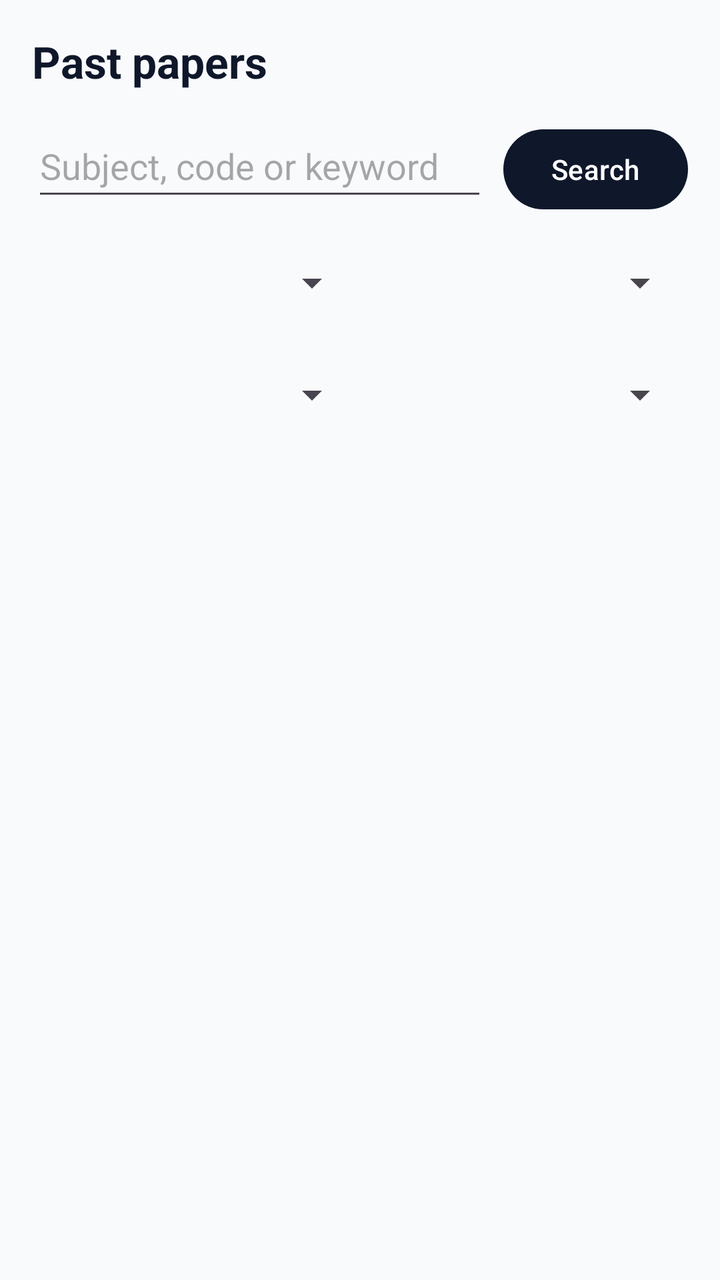
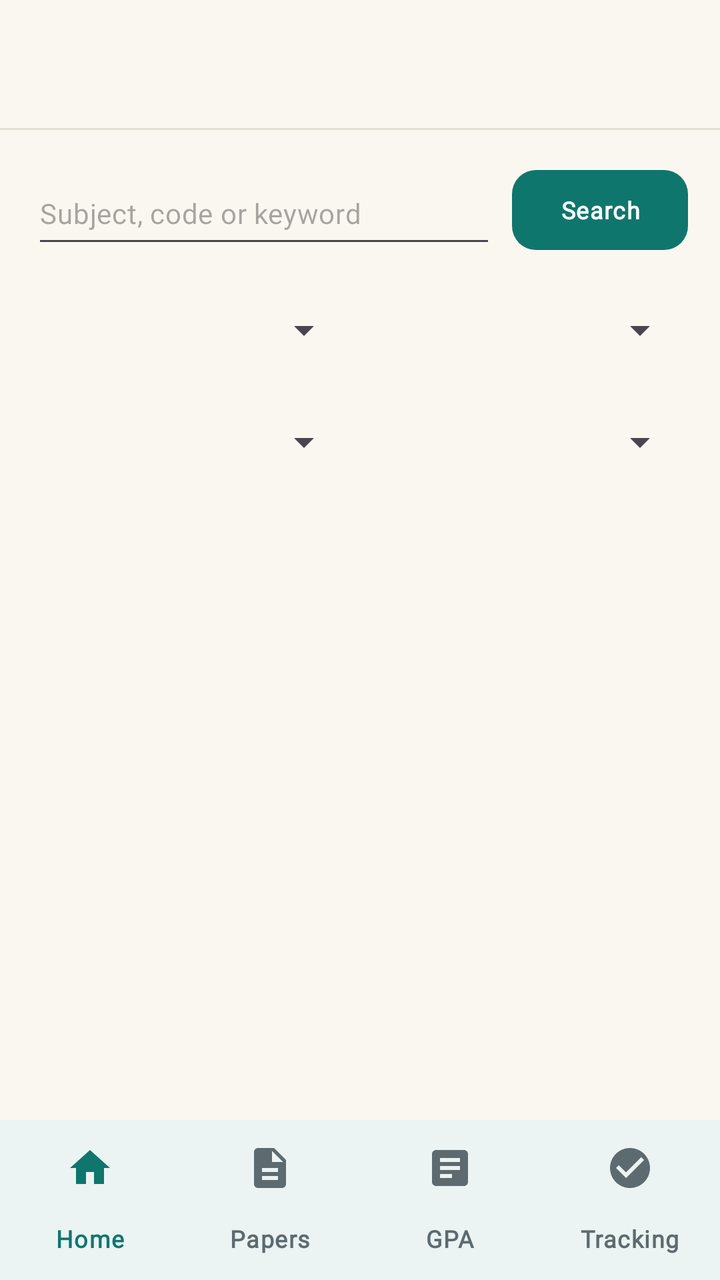

Compare the two renders of this Android layout. The source of the first and the diff that turns it into the second are given below.
<!-- AndroidManifest.xml: application theme Theme.RUSLearn -->
<!-- res/layout/activity_papers.xml -->
<?xml version="1.0" encoding="utf-8"?>
<androidx.constraintlayout.widget.ConstraintLayout xmlns:android="http://schemas.android.com/apk/res/android"
    xmlns:app="http://schemas.android.com/apk/res-auto"
    android:layout_width="match_parent"
    android:layout_height="match_parent"
    android:background="@color/colorBackground"
    android:padding="16dp">

    <TextView
        android:id="@+id/papersTitle"
        android:layout_width="wrap_content"
        android:layout_height="wrap_content"
        android:text="@string/papers_title"
        android:textColor="@color/colorPrimary"
        android:textSize="22sp"
        android:textStyle="bold"
        app:layout_constraintStart_toStartOf="parent"
        app:layout_constraintTop_toTopOf="parent" />

    <LinearLayout
        android:id="@+id/searchRow"
        android:layout_width="0dp"
        android:layout_height="wrap_content"
        android:layout_marginTop="12dp"
        android:orientation="horizontal"
        app:layout_constraintEnd_toEndOf="parent"
        app:layout_constraintStart_toStartOf="parent"
        app:layout_constraintTop_toBottomOf="@id/papersTitle">

        <EditText
            android:id="@+id/etSearch"
            android:layout_width="0dp"
            android:layout_height="48dp"
            android:layout_weight="1"
            android:hint="@string/papers_search_hint"
            android:importantForAutofill="no"
            android:inputType="text"
            android:maxLines="1" />

        <Button
            android:id="@+id/btnSearch"
            android:layout_width="wrap_content"
            android:layout_height="48dp"
            android:layout_marginStart="8dp"
            android:text="@string/papers_search" />
    </LinearLayout>

    <LinearLayout
        android:id="@+id/filterRowTop"
        android:layout_width="0dp"
        android:layout_height="wrap_content"
        android:layout_marginTop="12dp"
        android:orientation="horizontal"
        app:layout_constraintEnd_toEndOf="parent"
        app:layout_constraintStart_toStartOf="parent"
        app:layout_constraintTop_toBottomOf="@id/searchRow">

        <Spinner
            android:id="@+id/spStudyYear"
            android:layout_width="0dp"
            android:layout_height="48dp"
            android:layout_weight="1" />

        <Spinner
            android:id="@+id/spSemester"
            android:layout_width="0dp"
            android:layout_height="48dp"
            android:layout_weight="1" />
    </LinearLayout>

    <LinearLayout
        android:id="@+id/filterRowBottom"
        android:layout_width="0dp"
        android:layout_height="wrap_content"
        android:layout_marginTop="8dp"
        android:orientation="horizontal"
        app:layout_constraintEnd_toEndOf="parent"
        app:layout_constraintStart_toStartOf="parent"
        app:layout_constraintTop_toBottomOf="@id/filterRowTop">

        <Spinner
            android:id="@+id/spDepartment"
            android:layout_width="0dp"
            android:layout_height="48dp"
            android:layout_weight="1" />

        <Spinner
            android:id="@+id/spExamYear"
            android:layout_width="0dp"
            android:layout_height="48dp"
            android:layout_weight="1" />
    </LinearLayout>

    <ProgressBar
        android:id="@+id/loading"
        android:layout_width="wrap_content"
        android:layout_height="wrap_content"
        android:visibility="gone"
        app:layout_constraintBottom_toBottomOf="@id/lvPapers"
        app:layout_constraintEnd_toEndOf="parent"
        app:layout_constraintStart_toStartOf="parent"
        app:layout_constraintTop_toTopOf="@id/lvPapers" />

    <TextView
        android:id="@+id/tvEmpty"
        android:layout_width="wrap_content"
        android:layout_height="wrap_content"
        android:layout_marginTop="32dp"
        android:alpha="0.8"
        android:gravity="center"
        android:padding="24dp"
        android:textColor="@color/colorTextMuted"
        android:textSize="14sp"
        android:visibility="gone"
        app:layout_constraintBottom_toBottomOf="@id/lvPapers"
        app:layout_constraintEnd_toEndOf="parent"
        app:layout_constraintStart_toStartOf="parent"
        app:layout_constraintTop_toTopOf="@id/lvPapers" />

    <ListView
        android:id="@+id/lvPapers"
        android:layout_width="0dp"
        android:layout_height="0dp"
        android:layout_marginTop="8dp"
        android:divider="#00000000"
        android:dividerHeight="0dp"
        android:scrollbars="none"
        app:layout_constraintBottom_toBottomOf="parent"
        app:layout_constraintEnd_toEndOf="parent"
        app:layout_constraintStart_toStartOf="parent"
        app:layout_constraintTop_toBottomOf="@id/filterRowBottom" />

</androidx.constraintlayout.widget.ConstraintLayout>
<!-- resources referenced by this layout -->
<resources>
  <color name="colorBackground">#F8FAFC</color>
  <color name="colorPrimary">#0F172A</color>
  <color name="colorTextMuted">#64748B</color>
  <string name="papers_title">Past papers</string>
  <style name="Theme.RUSLearn" parent="Theme.Material3.DayNight.NoActionBar">
          <item name="colorPrimary">@color/colorPrimary</item>
          <item name="colorSecondary">@color/colorAccent</item>
          <item name="android:windowBackground">@color/colorBackground</item>
      </style>
  <color name="colorAccent">#0D9488</color>
  <!-- unchanged entries left out for length: 2 -->
</resources>

<!-- the commit's change to res/layout/activity_papers.xml (unified diff, before → after) -->
@@ -1,133 +1,180 @@
 <?xml version="1.0" encoding="utf-8"?>
-<androidx.constraintlayout.widget.ConstraintLayout xmlns:android="http://schemas.android.com/apk/res/android"
+<LinearLayout xmlns:android="http://schemas.android.com/apk/res/android"
     xmlns:app="http://schemas.android.com/apk/res-auto"
     android:layout_width="match_parent"
     android:layout_height="match_parent"
-    android:background="@color/colorBackground"
-    android:padding="16dp">
+    android:background="@color/colorPaper"
+    android:orientation="vertical">
 
-    <TextView
-        android:id="@+id/papersTitle"
-        android:layout_width="wrap_content"
-        android:layout_height="wrap_content"
-        android:text="@string/papers_title"
-        android:textColor="@color/colorPrimary"
-        android:textSize="22sp"
-        android:textStyle="bold"
-        app:layout_constraintStart_toStartOf="parent"
-        app:layout_constraintTop_toTopOf="parent" />
+    <include layout="@layout/view_toolbar" />
 
-    <LinearLayout
-        android:id="@+id/searchRow"
-        android:layout_width="0dp"
-        android:layout_height="wrap_content"
-        android:layout_marginTop="12dp"
-        android:orientation="horizontal"
-        app:layout_constraintEnd_toEndOf="parent"
-        app:layout_constraintStart_toStartOf="parent"
-        app:layout_constraintTop_toBottomOf="@id/papersTitle">
+    <androidx.constraintlayout.widget.ConstraintLayout
+        android:layout_width="match_parent"
+        android:layout_height="0dp"
+        android:layout_weight="1"
+        android:padding="16dp">
 
-        <EditText
-            android:id="@+id/etSearch"
+        <LinearLayout
+            android:id="@+id/searchRow"
             android:layout_width="0dp"
-            android:layout_height="48dp"
-            android:layout_weight="1"
-            android:hint="@string/papers_search_hint"
-            android:importantForAutofill="no"
-            android:inputType="text"
-            android:maxLines="1" />
+            android:layout_height="wrap_content"
+            android:baselineAligned="false"
+            android:orientation="horizontal"
+            app:layout_constraintEnd_toEndOf="parent"
+            app:layout_constraintStart_toStartOf="parent"
+            app:layout_constraintTop_toTopOf="parent">
 
-        <Button
-            android:id="@+id/btnSearch"
+            <EditText
+                android:id="@+id/etSearch"
+                style="@style/TextAppearance.RUSLearn.Body"
+                android:layout_width="0dp"
+                android:layout_height="48dp"
+                android:layout_weight="1"
+                android:hint="@string/papers_search_hint"
+                android:importantForAutofill="no"
+                android:inputType="text"
+                android:maxLines="1" />
+
+            <Button
+                android:id="@+id/btnSearch"
+                android:layout_width="wrap_content"
+                android:layout_height="48dp"
+                android:layout_marginStart="8dp"
+                android:text="@string/papers_search" />
+        </LinearLayout>
+
+        <LinearLayout
+            android:id="@+id/filterRowTop"
+            android:layout_width="0dp"
+            android:layout_height="wrap_content"
+            android:layout_marginTop="12dp"
+            android:baselineAligned="false"
+            android:orientation="horizontal"
+            app:layout_constraintEnd_toEndOf="parent"
+            app:layout_constraintStart_toStartOf="parent"
+            app:layout_constraintTop_toBottomOf="@id/searchRow">
+
+            <Spinner
+                android:id="@+id/spStudyYear"
+                android:layout_width="0dp"
+                android:layout_height="48dp"
+                android:layout_weight="1" />
+
+            <Spinner
+                android:id="@+id/spSemester"
+                android:layout_width="0dp"
+                android:layout_height="48dp"
+                android:layout_marginStart="8dp"
+                android:layout_weight="1" />
+        </LinearLayout>
+
+        <LinearLayout
+            android:id="@+id/filterRowBottom"
+            android:layout_width="0dp"
+            android:layout_height="wrap_content"
+            android:layout_marginTop="8dp"
+            android:baselineAligned="false"
+            android:orientation="horizontal"
+            app:layout_constraintEnd_toEndOf="parent"
+            app:layout_constraintStart_toStartOf="parent"
+            app:layout_constraintTop_toBottomOf="@id/filterRowTop">
+
+            <Spinner
+                android:id="@+id/spDepartment"
+                android:layout_width="0dp"
+                android:layout_height="48dp"
+                android:layout_weight="1" />
+
+            <Spinner
+                android:id="@+id/spExamYear"
+                android:layout_width="0dp"
+                android:layout_height="48dp"
+                android:layout_marginStart="8dp"
+                android:layout_weight="1" />
+        </LinearLayout>
+
+        <TextView
+            android:id="@+id/tvResultCount"
             android:layout_width="wrap_content"
-            android:layout_height="48dp"
-            android:layout_marginStart="8dp"
-            android:text="@string/papers_search" />
-    </LinearLayout>
+            android:layout_height="wrap_content"
+            android:layout_marginTop="12dp"
+            android:textAppearance="@style/TextAppearance.RUSLearn.Code"
+            android:textColor="@color/colorInkMuted"
+            app:layout_constraintStart_toStartOf="parent"
+            app:layout_constraintTop_toBottomOf="@id/filterRowBottom" />
 
-    <LinearLayout
-        android:id="@+id/filterRowTop"
-        android:layout_width="0dp"
-        android:layout_height="wrap_content"
-        android:layout_marginTop="12dp"
-        android:orientation="horizontal"
-        app:layout_constraintEnd_toEndOf="parent"
-        app:layout_constraintStart_toStartOf="parent"
-        app:layout_constraintTop_toBottomOf="@id/searchRow">
+        <ProgressBar
+            android:id="@+id/loading"
+            android:layout_width="wrap_content"
+            android:layout_height="wrap_content"
+            android:visibility="gone"
+            app:layout_constraintBottom_toBottomOf="@id/lvPapers"
+            app:layout_constraintEnd_toEndOf="parent"
+            app:layout_constraintStart_toStartOf="parent"
+            app:layout_constraintTop_toTopOf="@id/lvPapers" />
 
-        <Spinner
-            android:id="@+id/spStudyYear"
+        <TextView
+            android:id="@+id/tvEmpty"
+            android:layout_width="wrap_content"
+            android:layout_height="wrap_content"
+            android:layout_marginTop="32dp"
+            android:gravity="center"
+            android:padding="24dp"
+            android:textAppearance="@style/TextAppearance.RUSLearn.Body"
+            android:textColor="@color/colorInkMuted"
+            android:visibility="gone"
+            app:layout_constraintBottom_toBottomOf="@id/lvPapers"
+            app:layout_constraintEnd_toEndOf="parent"
+            app:layout_constraintStart_toStartOf="parent"
+            app:layout_constraintTop_toTopOf="@id/lvPapers" />
+
+        <ListView
+            android:id="@+id/lvPapers"
             android:layout_width="0dp"
-            android:layout_height="48dp"
-            android:layout_weight="1" />
+            android:layout_height="0dp"
+            android:layout_marginTop="8dp"
+            android:divider="@color/colorHairline"
+            android:dividerHeight="1dp"
+            android:scrollbars="none"
+            app:layout_constraintBottom_toBottomOf="parent"
+            app:layout_constraintEnd_toEndOf="parent"
+            app:layout_constraintStart_toStartOf="parent"
+            app:layout_constraintTop_toBottomOf="@id/tvResultCount" />
 
-        <Spinner
-            android:id="@+id/spSemester"
-            android:layout_width="0dp"
-            android:layout_height="48dp"
-            android:layout_weight="1" />
-    </LinearLayout>
+    </androidx.constraintlayout.widget.ConstraintLayout>
 
-    <LinearLayout
-        android:id="@+id/filterRowBottom"
-        android:layout_width="0dp"
-        android:layout_height="wrap_content"
-        android:layout_marginTop="8dp"
-        android:orientation="horizontal"
-        app:layout_constraintEnd_toEndOf="parent"
-        app:layout_constraintStart_toStartOf="parent"
-        app:layout_constraintTop_toBottomOf="@id/filterRowTop">
+    <include layout="@layout/view_bottom_nav" />
+</LinearLayout>
+<!-- res/layout/view_toolbar.xml (included above) -->
+<?xml version="1.0" encoding="utf-8"?>
+<LinearLayout xmlns:android="http://schemas.android.com/apk/res/android"
+    xmlns:app="http://schemas.android.com/apk/res-auto"
+    android:layout_width="match_parent"
+    android:layout_height="wrap_content"
+    android:orientation="vertical">
 
-        <Spinner
-            android:id="@+id/spDepartment"
-            android:layout_width="0dp"
-            android:layout_height="48dp"
-            android:layout_weight="1" />
+    <com.google.android.material.appbar.MaterialToolbar
+        android:id="@+id/toolbar"
+        style="@style/Toolbar.RUSLearn"
+        android:layout_width="match_parent"
+        android:layout_height="?attr/actionBarSize"
+        app:titleTextAppearance="@style/TextAppearance.RUSLearn.Title" />
 
-        <Spinner
-            android:id="@+id/spExamYear"
-            android:layout_width="0dp"
-            android:layout_height="48dp"
-            android:layout_weight="1" />
-    </LinearLayout>
-
-    <ProgressBar
-        android:id="@+id/loading"
-        android:layout_width="wrap_content"
-        android:layout_height="wrap_content"
-        android:visibility="gone"
-        app:layout_constraintBottom_toBottomOf="@id/lvPapers"
-        app:layout_constraintEnd_toEndOf="parent"
-        app:layout_constraintStart_toStartOf="parent"
-        app:layout_constraintTop_toTopOf="@id/lvPapers" />
-
-    <TextView
-        android:id="@+id/tvEmpty"
-        android:layout_width="wrap_content"
-        android:layout_height="wrap_content"
-        android:layout_marginTop="32dp"
-        android:alpha="0.8"
-        android:gravity="center"
-        android:padding="24dp"
-        android:textColor="@color/colorTextMuted"
-        android:textSize="14sp"
-        android:visibility="gone"
-        app:layout_constraintBottom_toBottomOf="@id/lvPapers"
-        app:layout_constraintEnd_toEndOf="parent"
-        app:layout_constraintStart_toStartOf="parent"
-        app:layout_constraintTop_toTopOf="@id/lvPapers" />
-
-    <ListView
-        android:id="@+id/lvPapers"
-        android:layout_width="0dp"
-        android:layout_height="0dp"
-        android:layout_marginTop="8dp"
-        android:divider="#00000000"
-        android:dividerHeight="0dp"
-        android:scrollbars="none"
-        app:layout_constraintBottom_toBottomOf="parent"
-        app:layout_constraintEnd_toEndOf="parent"
-        app:layout_constraintStart_toStartOf="parent"
-        app:layout_constraintTop_toBottomOf="@id/filterRowBottom" />
-
-</androidx.constraintlayout.widget.ConstraintLayout>
+    <View
+        android:layout_width="match_parent"
+        android:layout_height="1dp"
+        android:background="@color/colorHairline" />
+</LinearLayout>
+<!-- res/layout/view_bottom_nav.xml (included above) -->
+<?xml version="1.0" encoding="utf-8"?>
+<com.google.android.material.bottomnavigation.BottomNavigationView
+    xmlns:android="http://schemas.android.com/apk/res/android"
+    xmlns:app="http://schemas.android.com/apk/res-auto"
+    android:id="@+id/bottomNav"
+    android:layout_width="match_parent"
+    android:layout_height="wrap_content"
+    android:background="@color/colorCard"
+    app:menu="@menu/nav_main"
+    app:labelVisibilityMode="labeled"
+    app:itemIconTint="@color/color_nav_item"
+    app:itemTextColor="@color/color_nav_item" />
<!-- resource entries referenced after the edit -->
@@ -1,15 +1,101 @@
 <!-- resources referenced by this layout -->
 <resources>
-  <color name="colorBackground">#F8FAFC</color>
-  <color name="colorPrimary">#0F172A</color>
-  <color name="colorTextMuted">#64748B</color>
-  <string name="papers_title">Past papers</string>
+  <color name="colorCard">#FFFFFF</color>
+  <color name="colorHairline">#E4DFD3</color>
+  <color name="colorInkMuted">#5D6B70</color>
+  <color name="colorPaper">#FAF7F0</color>
+  <style name="TextAppearance.RUSLearn.Body" parent="TextAppearance.Material3.BodyMedium">
+          <item name="android:fontFamily">@font/plex_sans</item>
+          <item name="fontFamily">@font/plex_sans</item>
+          <item name="android:textSize">14sp</item>
+      </style>
+  <style name="TextAppearance.RUSLearn.Code" parent="TextAppearance.Material3.LabelSmall">
+          <item name="android:fontFamily">@font/plex_mono</item>
+          <item name="fontFamily">@font/plex_mono</item>
+          <item name="android:textSize">12sp</item>
+          <item name="android:textStyle">normal</item>
+          <item name="android:letterSpacing">0.03</item>
+      </style>
+  <style name="TextAppearance.RUSLearn.Title" parent="TextAppearance.Material3.TitleLarge">
+          <item name="android:fontFamily">@font/plex_serif</item>
+          <item name="fontFamily">@font/plex_serif</item>
+          <item name="android:textSize">22sp</item>
+          <item name="android:textStyle">bold</item>
+          <item name="android:letterSpacing">-0.01</item>
+      </style>
+  <style name="Toolbar.RUSLearn" parent="Widget.Material3.Toolbar">
+          <item name="android:background">@color/colorPaper</item>
+          <item name="titleTextAppearance">@style/TextAppearance.RUSLearn.Title</item>
+          <item name="subtitleTextAppearance">@style/TextAppearance.RUSLearn.Code</item>
+          <item name="titleTextColor">@color/colorInk</item>
+          <item name="navigationIconTint">@color/colorInk</item>
+      </style>
   <style name="Theme.RUSLearn" parent="Theme.Material3.DayNight.NoActionBar">
-          <item name="colorPrimary">@color/colorPrimary</item>
-          <item name="colorSecondary">@color/colorAccent</item>
-          <item name="android:windowBackground">@color/colorBackground</item>
+          
+          <item name="colorPrimary">@color/colorFaculty</item>
+          <item name="colorOnPrimary">@color/colorOnFaculty</item>
+          <item name="colorPrimaryContainer">@color/colorFacultyContainer</item>
+          <item name="colorOnPrimaryContainer">@color/colorFaculty</item>
+          <item name="colorSecondary">@color/colorFaculty</item>
+          <item name="colorOnSecondary">@color/colorOnFaculty</item>
+          <item name="colorSecondaryContainer">@color/colorFacultyContainer</item>
+          <item name="colorOnSecondaryContainer">@color/colorFaculty</item>
+          <item name="colorSurface">@color/colorCard</item>
+          <item name="colorOnSurface">@color/colorInk</item>
+          <item name="colorOnSurfaceVariant">@color/colorInkMuted</item>
+          <item name="android:colorBackground">@color/colorPaper</item>
+          <item name="colorError">@color/colorError</item>
+          <item name="colorOutline">@color/colorHairline</item>
+          <item name="colorOutlineVariant">@color/colorHairline</item>
+  
+          
+          <item name="android:windowBackground">@color/colorPaper</item>
+          <item name="android:statusBarColor">@color/colorPaper</item>
+          <item name="android:windowLightStatusBar">true</item>
+  
+          
+          <item name="android:textAppearance">@style/TextAppearance.RUSLearn.Body</item>
+          <item name="textAppearanceTitleLarge">@style/TextAppearance.RUSLearn.Title</item>
+          <item name="textAppearanceBodyMedium">@style/TextAppearance.RUSLearn.Body</item>
+          <item name="textAppearanceLabelMedium">@style/TextAppearance.RUSLearn.Label</item>
+  
+          
+          <item name="materialCardViewStyle">@style/Card.RUSLearn</item>
+          <item name="materialButtonStyle">@style/Button.RUSLearn.Filled</item>
+          <item name="chipStyle">@style/Chip.RUSLearn</item>
       </style>
-  <color name="colorAccent">#0D9488</color>
+  <color name="colorInk">#14282E</color>
+  <color name="colorFaculty">#0F766E</color>
+  <color name="colorOnFaculty">#FFFFFF</color>
+  <color name="colorFacultyContainer">#CCE8E4</color>
+  <color name="colorError">#B91C1C</color>
+  <style name="TextAppearance.RUSLearn.Label" parent="TextAppearance.Material3.LabelMedium">
+          <item name="android:fontFamily">@font/plex_sans</item>
+          <item name="fontFamily">@font/plex_sans</item>
+          <item name="android:textSize">12sp</item>
+          <item name="android:textStyle">bold</item>
+      </style>
+  <style name="Card.RUSLearn" parent="Widget.Material3.CardView.Elevated">
+          <item name="cardBackgroundColor">@color/colorCard</item>
+          <item name="strokeColor">@color/colorHairline</item>
+          <item name="strokeWidth">1dp</item>
+          <item name="cardCornerRadius">16dp</item>
+          <item name="cardElevation">0dp</item>
+          <item name="contentPadding">16dp</item>
+      </style>
+  <style name="Button.RUSLearn.Filled">
+          <item name="backgroundTint">@color/colorFaculty</item>
+          <item name="android:textColor">@color/colorOnFaculty</item>
+          <item name="iconTint">@color/colorOnFaculty</item>
+      </style>
+  <style name="Chip.RUSLearn" parent="Widget.Material3.Chip.Assist">
+          <item name="android:textAppearance">@style/TextAppearance.RUSLearn.Code</item>
+          <item name="chipBackgroundColor">@color/colorFacultyContainer</item>
+          <item name="chipStrokeColor">@color/colorHairline</item>
+          <item name="chipStrokeWidth">1dp</item>
+          <item name="android:textColor">@color/colorFaculty</item>
+          <item name="closeIconTint">@color/colorFaculty</item>
+      </style>
   <!-- unchanged entries left out for length: 2 -->
 </resources>
 
